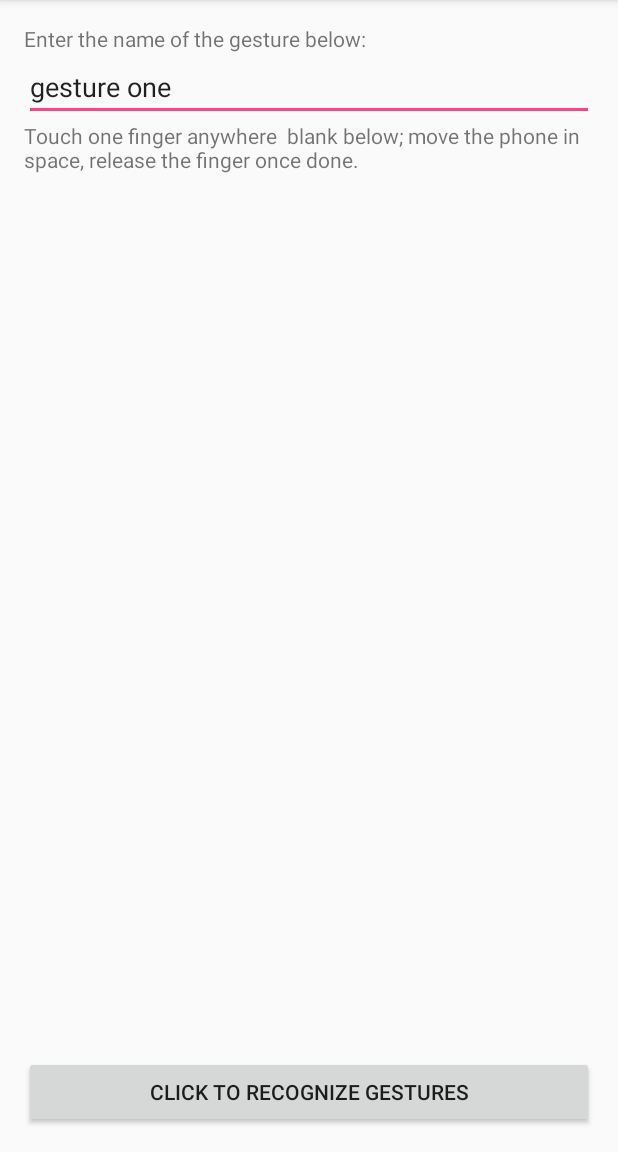
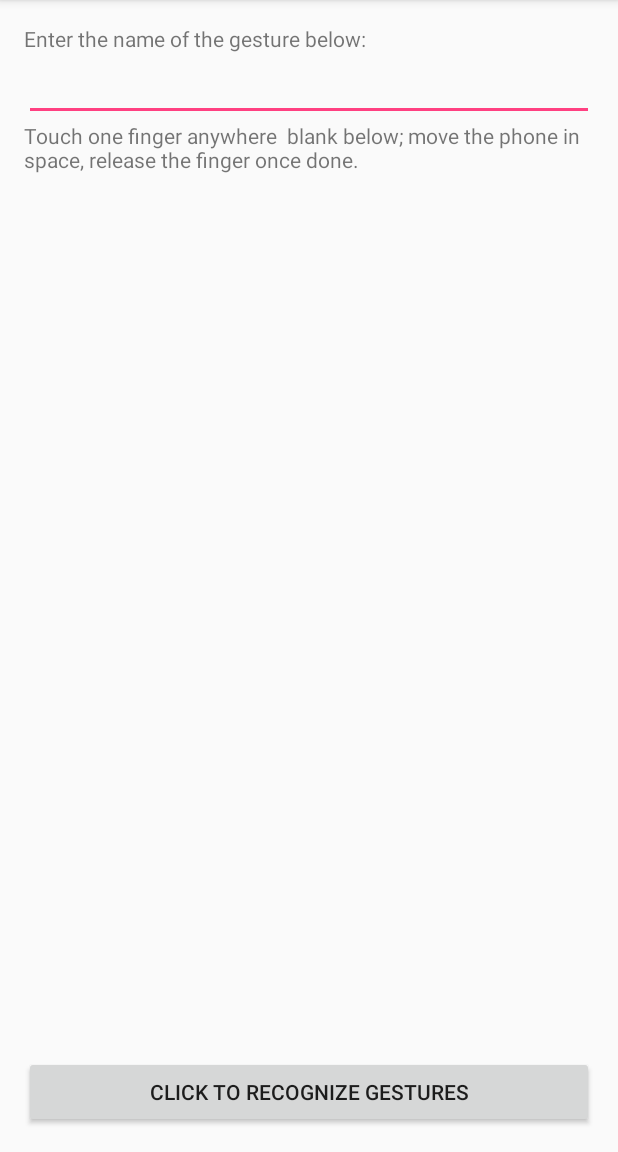
Before and after one commit to Hui49/InAirGestureRecognizer-master-2, an Android app: the screen it shows after launch (MainActivity), on a phone screen of 412 x 824 dp, the part 84-1236 px from its top. Run offline under Robolectric (Android 15) with nearby library versions, the phone set to English and light mode, and no system bars; 3 statements that could not run were skipped.

Commit message:
add Button text and visibility

```diff
--- a/app/src/main/java/research/mmf/inairgesturerecognizer/MainActivity.java
+++ b/app/src/main/java/research/mmf/inairgesturerecognizer/MainActivity.java
@@ -134,7 +134,9 @@ public class MainActivity extends AppCompatActivity implements View.OnClickListe
 
         bt_start_recognition = (Button) findViewById(R.id.button_record_gesture);
         bt_store = (Button) findViewById(R.id.button_yes);
+        bt_store.setText("Save");
         bt_delete= (Button) findViewById(R.id.button_no);
+        bt_delete.setText("Delete");
         bt_start_recognition.setOnClickListener(this);
       //  bt_delete.setOnClickListener();
 
@@ -357,12 +359,14 @@ public class MainActivity extends AppCompatActivity implements View.OnClickListe
                     bt_store.setOnClickListener(new View.OnClickListener() {
                         public void onClick(View v) {
 
-                            String gesture = textView_gesture_name.getText().toString();
+                            String gesture = textView_gesture_name.getText().toString().toUpperCase();
                             gesture_names.add(gesture);
                             // writeToFile(template1);
                             //  ReadFile();
                             gesture_id++;
                             Toast.makeText(getApplicationContext(), "Enter the " + gesture + " template.", Toast.LENGTH_LONG).show();
+                            bt_store.setVisibility(View.INVISIBLE);
+                            bt_delete.setVisibility(View.INVISIBLE);
                         }
                     });
 
@@ -371,6 +375,8 @@ public class MainActivity extends AppCompatActivity implements View.OnClickListe
 
                             templates.remove(templates.size() - 1);
                             Log.d("hi", "" +templates.size());
+                            bt_store.setVisibility(View.INVISIBLE);
+                            bt_delete.setVisibility(View.INVISIBLE);
                         }
                     });
 //                    if(Stored) {
--- a/app/src/main/res/layout/activity_main.xml
+++ b/app/src/main/res/layout/activity_main.xml
@@ -21,17 +21,16 @@
         android:layout_alignParentStart="true" />
 
     <EditText
+        android:id="@+id/editText_gesture_name"
         android:layout_width="wrap_content"
         android:layout_height="wrap_content"
-        android:inputType="textPersonName"
-        android:text="gesture one"
+        android:layout_alignParentEnd="true"
+        android:layout_alignParentLeft="true"
+        android:layout_alignParentRight="true"
+        android:layout_alignParentStart="true"
+        android:layout_below="@+id/textView"
         android:ems="10"
-        android:layout_below="@+id/textView"
-        android:id="@+id/editText_gesture_name"
-        android:layout_alignParentLeft="true"
-        android:layout_alignParentStart="true"
-        android:layout_alignParentRight="true"
-        android:layout_alignParentEnd="true" />
+        android:inputType="textPersonName" />
 
     <TextView
         android:text="Touch one finger anywhere  blank below; move the phone in space, release the finger once done. "
```
